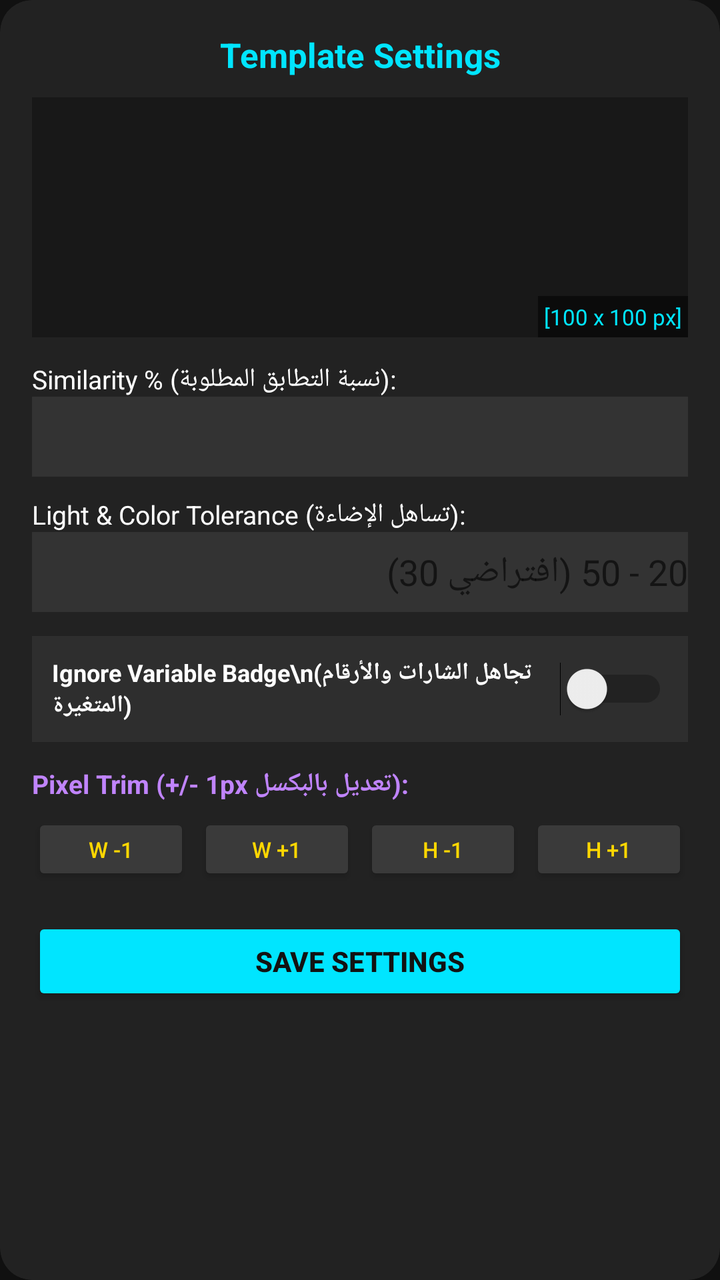
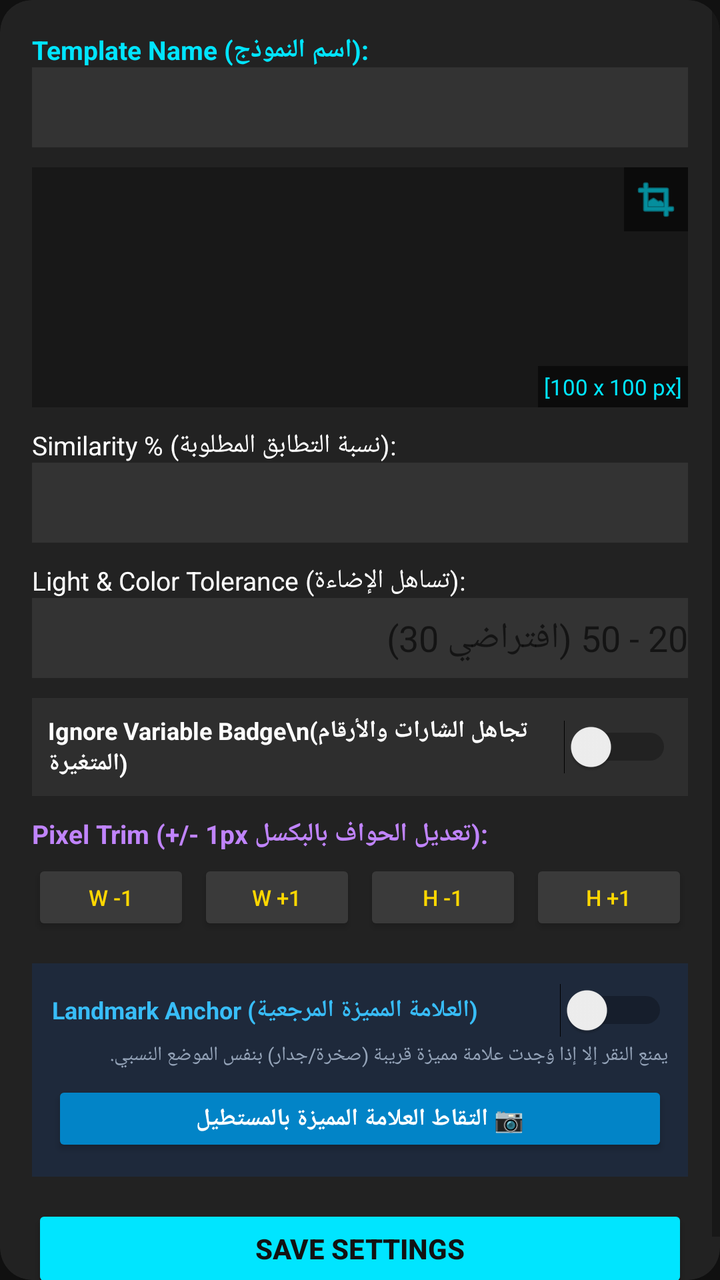

Before-and-after screenshots of an Android layout around one commit, followed by the original layout XML and the change that was made.
<!-- AndroidManifest.xml: application theme Theme.MyAutomationApp -->
<!-- res/layout/dialog_template_settings.xml -->
<?xml version="1.0" encoding="utf-8"?>
<androidx.cardview.widget.CardView xmlns:android="http://schemas.android.com/apk/res/android"
    xmlns:app="http://schemas.android.com/apk/res-auto"
    android:layout_width="310dp"
    android:layout_height="wrap_content"
    app:cardBackgroundColor="#222222"
    app:cardCornerRadius="16dp"
    app:cardElevation="20dp">

    <ScrollView
        android:layout_width="match_parent"
        android:layout_height="wrap_content"
        android:maxHeight="520dp">

        <LinearLayout
            android:layout_width="match_parent"
            android:layout_height="wrap_content"
            android:orientation="vertical"
            android:padding="16dp">

            <TextView
                android:id="@+id/tvTemplateSettingsTitle"
                android:layout_width="match_parent"
                android:layout_height="wrap_content"
                android:text="Template Settings"
                android:textColor="#00E5FF"
                android:textSize="17sp"
                android:textStyle="bold"
                android:gravity="center"
                android:paddingBottom="10dp" />

            
            <FrameLayout
                android:layout_width="match_parent"
                android:layout_height="120dp"
                android:background="#181818"
                android:layout_marginBottom="12dp">

                <ImageView
                    android:id="@+id/ivSettingsTemplatePreview"
                    android:layout_width="match_parent"
                    android:layout_height="match_parent"
                    android:scaleType="fitCenter" />

                <TextView
                    android:id="@+id/tvLiveTrimDimensions"
                    android:layout_width="wrap_content"
                    android:layout_height="wrap_content"
                    android:layout_gravity="bottom|end"
                    android:text="[100 x 100 px]"
                    android:textColor="#00E5FF"
                    android:textSize="11sp"
                    android:background="#88000000"
                    android:padding="3dp" />
            </FrameLayout>

            
            <TextView
                android:layout_width="match_parent"
                android:layout_height="wrap_content"
                android:text="Similarity % (نسبة التطابق المطلوبة):"
                android:textColor="#FFFFFF"
                android:textSize="13sp" />
            <EditText
                android:id="@+id/etTemplateSim"
                android:layout_width="match_parent"
                android:layout_height="40dp"
                android:inputType="number"
                android:textColor="#00E5FF"
                android:background="#333333"
                android:paddingStart="8dp"
                android:layout_marginBottom="10dp" />

            
            <TextView
                android:layout_width="match_parent"
                android:layout_height="wrap_content"
                android:text="Light &amp; Color Tolerance (تساهل الإضاءة):"
                android:textColor="#FFFFFF"
                android:textSize="13sp" />
            <EditText
                android:id="@+id/etTemplateTolerance"
                android:layout_width="match_parent"
                android:layout_height="40dp"
                android:inputType="number"
                android:hint="20 - 50 (افتراضي 30)"
                android:textColor="#00E5FF"
                android:background="#333333"
                android:paddingStart="8dp"
                android:layout_marginBottom="12dp" />

            
            <LinearLayout
                android:layout_width="match_parent"
                android:layout_height="wrap_content"
                android:orientation="horizontal"
                android:gravity="center_vertical"
                android:background="#2E2E2E"
                android:padding="10dp"
                android:layout_marginBottom="12dp">
                <TextView
                    android:layout_width="0dp"
                    android:layout_height="wrap_content"
                    android:layout_weight="1"
                    android:text="Ignore Variable Badge\n(تجاهل الشارات والأرقام المتغيرة)"
                    android:textColor="#FFFFFF"
                    android:textSize="12sp"
                    android:textStyle="bold" />
                <Switch
                    android:id="@+id/swIgnoreLevelBadge"
                    android:layout_width="wrap_content"
                    android:layout_height="wrap_content" />
            </LinearLayout>

            
            <TextView
                android:layout_width="match_parent"
                android:layout_height="wrap_content"
                android:text="Pixel Trim (+/- 1px تعديل بالبكسل):"
                android:textColor="#C084FC"
                android:textSize="13sp"
                android:textStyle="bold"
                android:paddingBottom="4dp" />

            <LinearLayout
                android:layout_width="match_parent"
                android:layout_height="40dp"
                android:orientation="horizontal"
                android:gravity="center_vertical"
                android:layout_marginBottom="14dp">

                <Button
                    android:id="@+id/btnTrimWMinus"
                    android:layout_width="0dp"
                    android:layout_height="36dp"
                    android:layout_weight="1"
                    android:text="W -1"
                    android:textSize="11sp"
                    android:backgroundTint="#3A3A3A" />
                <Button
                    android:id="@+id/btnTrimWPlus"
                    android:layout_width="0dp"
                    android:layout_height="36dp"
                    android:layout_weight="1"
                    android:text="W +1"
                    android:textSize="11sp"
                    android:backgroundTint="#3A3A3A"
                    android:layout_marginStart="4dp" />
                <Button
                    android:id="@+id/btnTrimHMinus"
                    android:layout_width="0dp"
                    android:layout_height="36dp"
                    android:layout_weight="1"
                    android:text="H -1"
                    android:textSize="11sp"
                    android:backgroundTint="#3A3A3A"
                    android:layout_marginStart="4dp" />
                <Button
                    android:id="@+id/btnTrimHPlus"
                    android:layout_width="0dp"
                    android:layout_height="36dp"
                    android:layout_weight="1"
                    android:text="H +1"
                    android:textSize="11sp"
                    android:backgroundTint="#3A3A3A"
                    android:layout_marginStart="4dp" />
            </LinearLayout>

            <Button
                android:id="@+id/btnSaveTemplateSettings"
                android:layout_width="match_parent"
                android:layout_height="44dp"
                android:text="SAVE SETTINGS"
                android:backgroundTint="#00E5FF"
                android:textColor="#121212"
                android:textStyle="bold" />

        </LinearLayout>
    </ScrollView>
</androidx.cardview.widget.CardView>
<!-- resources referenced by this layout -->
<resources>
  <style name="Theme.MyAutomationApp" parent="Theme.MaterialComponents.DayNight.NoActionBar">
          <item name="colorPrimary">@color/gold</item>
          <item name="colorPrimaryVariant">@color/gold_dark</item>
          <item name="colorOnPrimary">@color/black</item>
          <item name="android:windowBackground">@color/black</item>
          <item name="android:textColor">@color/gold</item>
      </style>
  <color name="gold">#FFD700</color>
  <color name="gold_dark">#B8860B</color>
  <color name="black">#121212</color>
</resources>

<!-- the commit's change to res/layout/dialog_template_settings.xml (unified diff, before → after) -->
@@ -1,7 +1,7 @@
 <?xml version="1.0" encoding="utf-8"?>
 <androidx.cardview.widget.CardView xmlns:android="http://schemas.android.com/apk/res/android"
     xmlns:app="http://schemas.android.com/apk/res-auto"
-    android:layout_width="310dp"
+    android:layout_width="320dp"
     android:layout_height="wrap_content"
     app:cardBackgroundColor="#222222"
     app:cardCornerRadius="16dp"
@@ -10,7 +10,7 @@
     <ScrollView
         android:layout_width="match_parent"
         android:layout_height="wrap_content"
-        android:maxHeight="520dp">
+        android:maxHeight="540dp">
 
         <LinearLayout
             android:layout_width="match_parent"
@@ -18,23 +18,29 @@
             android:orientation="vertical"
             android:padding="16dp">
 
-            <TextView
-                android:id="@+id/tvTemplateSettingsTitle"
-                android:layout_width="match_parent"
-                android:layout_height="wrap_content"
-                android:text="Template Settings"
+            
+            <TextView
+                android:layout_width="match_parent"
+                android:layout_height="wrap_content"
+                android:text="Template Name (اسم النموذج):"
                 android:textColor="#00E5FF"
-                android:textSize="17sp"
-                android:textStyle="bold"
-                android:gravity="center"
-                android:paddingBottom="10dp" />
+                android:textSize="13sp"
+                android:textStyle="bold" />
+            <EditText
+                android:id="@+id/etTemplateCustomName"
+                android:layout_width="match_parent"
+                android:layout_height="40dp"
+                android:textColor="#FFFFFF"
+                android:background="#333333"
+                android:paddingStart="8dp"
+                android:layout_marginBottom="10dp" />
 
             
             <FrameLayout
                 android:layout_width="match_parent"
                 android:layout_height="120dp"
                 android:background="#181818"
-                android:layout_marginBottom="12dp">
+                android:layout_marginBottom="10dp">
 
                 <ImageView
                     android:id="@+id/ivSettingsTemplatePreview"
@@ -52,6 +58,17 @@
                     android:textSize="11sp"
                     android:background="#88000000"
                     android:padding="3dp" />
+
+                
+                <ImageView
+                    android:id="@+id/btnReCropRubberFrame"
+                    android:layout_width="32dp"
+                    android:layout_height="32dp"
+                    android:layout_gravity="top|end"
+                    android:src="@android:drawable/ic_menu_crop"
+                    android:padding="4dp"
+                    android:background="#88000000"
+                    app:tint="#00E5FF" />
             </FrameLayout>
 
             
@@ -87,7 +104,7 @@
                 android:textColor="#00E5FF"
                 android:background="#333333"
                 android:paddingStart="8dp"
-                android:layout_marginBottom="12dp" />
+                android:layout_marginBottom="10dp" />
 
             
             <LinearLayout
@@ -96,8 +113,8 @@
                 android:orientation="horizontal"
                 android:gravity="center_vertical"
                 android:background="#2E2E2E"
-                android:padding="10dp"
-                android:layout_marginBottom="12dp">
+                android:padding="8dp"
+                android:layout_marginBottom="10dp">
                 <TextView
                     android:layout_width="0dp"
                     android:layout_height="wrap_content"
@@ -116,7 +133,7 @@
             <TextView
                 android:layout_width="match_parent"
                 android:layout_height="wrap_content"
-                android:text="Pixel Trim (+/- 1px تعديل بالبكسل):"
+                android:text="Pixel Trim (+/- 1px تعديل الحواف بالبكسل):"
                 android:textColor="#C084FC"
                 android:textSize="13sp"
                 android:textStyle="bold"
@@ -124,7 +141,7 @@
 
             <LinearLayout
                 android:layout_width="match_parent"
-                android:layout_height="40dp"
+                android:layout_height="38dp"
                 android:orientation="horizontal"
                 android:gravity="center_vertical"
                 android:layout_marginBottom="14dp">
@@ -132,7 +149,7 @@
                 <Button
                     android:id="@+id/btnTrimWMinus"
                     android:layout_width="0dp"
-                    android:layout_height="36dp"
+                    android:layout_height="match_parent"
                     android:layout_weight="1"
                     android:text="W -1"
                     android:textSize="11sp"
@@ -140,7 +157,7 @@
                 <Button
                     android:id="@+id/btnTrimWPlus"
                     android:layout_width="0dp"
-                    android:layout_height="36dp"
+                    android:layout_height="match_parent"
                     android:layout_weight="1"
                     android:text="W +1"
                     android:textSize="11sp"
@@ -149,7 +166,7 @@
                 <Button
                     android:id="@+id/btnTrimHMinus"
                     android:layout_width="0dp"
-                    android:layout_height="36dp"
+                    android:layout_height="match_parent"
                     android:layout_weight="1"
                     android:text="H -1"
                     android:textSize="11sp"
@@ -158,12 +175,61 @@
                 <Button
                     android:id="@+id/btnTrimHPlus"
                     android:layout_width="0dp"
-                    android:layout_height="36dp"
+                    android:layout_height="match_parent"
                     android:layout_weight="1"
                     android:text="H +1"
                     android:textSize="11sp"
                     android:backgroundTint="#3A3A3A"
                     android:layout_marginStart="4dp" />
+            </LinearLayout>
+
+            
+            <LinearLayout
+                android:layout_width="match_parent"
+                android:layout_height="wrap_content"
+                android:orientation="vertical"
+                android:background="#1E293B"
+                android:padding="10dp"
+                android:layout_marginBottom="14dp">
+
+                <LinearLayout
+                    android:layout_width="match_parent"
+                    android:layout_height="wrap_content"
+                    android:orientation="horizontal"
+                    android:gravity="center_vertical">
+                    <TextView
+                        android:layout_width="0dp"
+                        android:layout_height="wrap_content"
+                        android:layout_weight="1"
+                        android:text="Landmark Anchor (العلامة المميزة المرجعية)"
+                        android:textColor="#38BDF8"
+                        android:textSize="12sp"
+                        android:textStyle="bold" />
+                    <Switch
+                        android:id="@+id/swEnableAnchor"
+                        android:layout_width="wrap_content"
+                        android:layout_height="wrap_content" />
+                </LinearLayout>
+
+                <TextView
+                    android:id="@+id/tvAnchorStatusDesc"
+                    android:layout_width="match_parent"
+                    android:layout_height="wrap_content"
+                    android:text="يمنع النقر إلا إذا وُجدت علامة مميزة قريبة (صخرة/جدار) بنفس الموضع النسبي."
+                    android:textColor="#94A3B8"
+                    android:textSize="10sp"
+                    android:paddingTop="2dp"
+                    android:paddingBottom="6dp" />
+
+                <Button
+                    android:id="@+id/btnCaptureLandmarkAnchor"
+                    android:layout_width="match_parent"
+                    android:layout_height="38dp"
+                    android:text="📷 التقاط العلامة المميزة بالمستطيل"
+                    android:backgroundTint="#0284C7"
+                    android:textColor="#FFFFFF"
+                    android:textSize="12sp"
+                    android:textStyle="bold" />
             </LinearLayout>
 
             <Button
